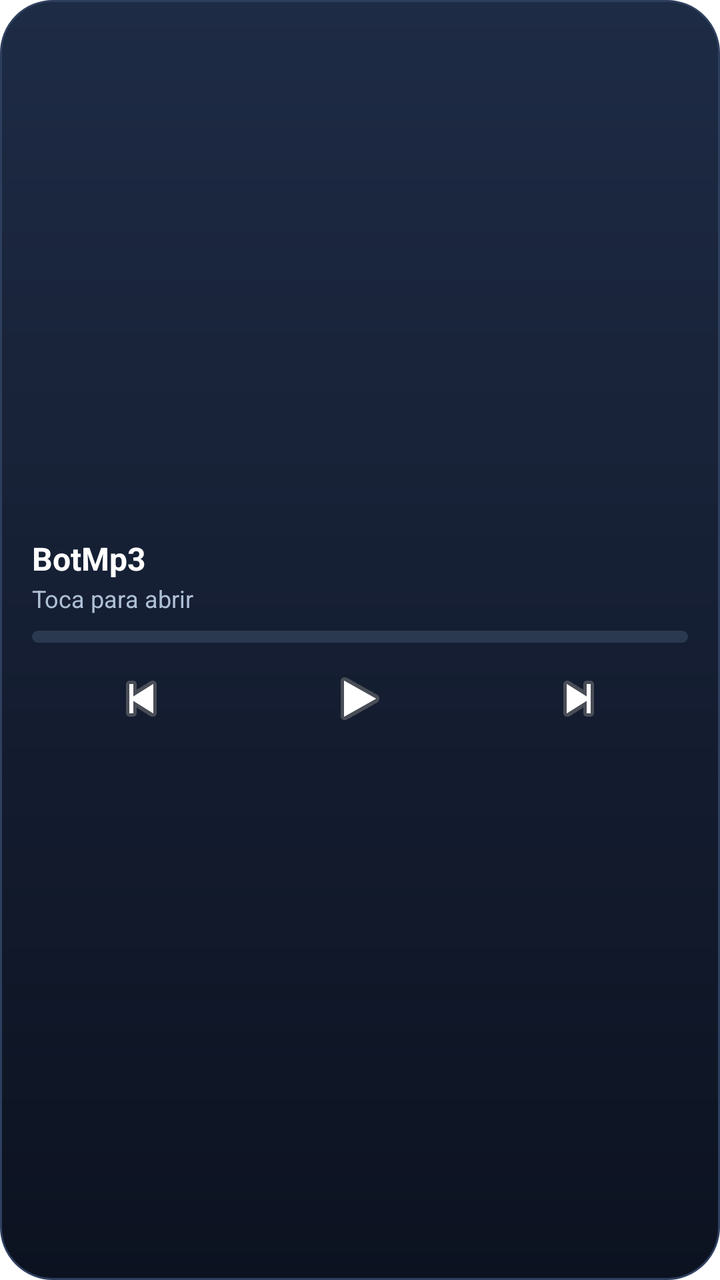
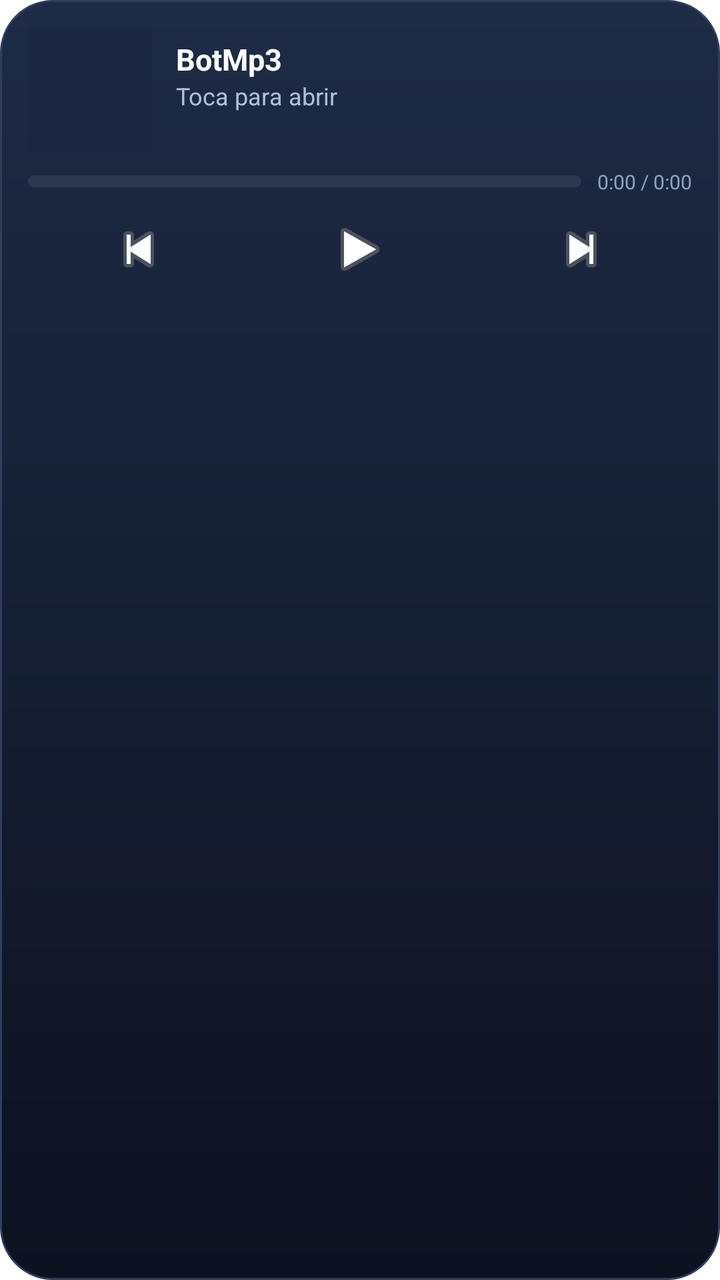

Compare the two renders of this Android layout. The source of the first and the diff that turns it into the second are given below.
<!-- AndroidManifest.xml: fallback theme Theme.MaterialComponents.DayNight.NoActionBar -->
<!-- res/layout/widget_botmp3.xml -->
<?xml version="1.0" encoding="utf-8"?>
<LinearLayout xmlns:android="http://schemas.android.com/apk/res/android"
    android:id="@+id/widget_raiz"
    android:layout_width="match_parent"
    android:layout_height="match_parent"
    android:background="@drawable/widget_fondo"
    android:gravity="center_vertical"
    android:orientation="vertical"
    android:padding="16dp">

    <TextView
        android:id="@+id/widget_titulo"
        android:layout_width="match_parent"
        android:layout_height="wrap_content"
        android:ellipsize="end"
        android:maxLines="1"
        android:text="BotMp3"
        android:textColor="#FFFFFF"
        android:textSize="16sp"
        android:textStyle="bold" />

    <TextView
        android:id="@+id/widget_artista"
        android:layout_width="match_parent"
        android:layout_height="wrap_content"
        android:layout_marginTop="1dp"
        android:ellipsize="end"
        android:maxLines="1"
        android:text="Toca para abrir"
        android:textColor="#AFC0D6"
        android:textSize="12sp" />

    <ProgressBar
        android:id="@+id/widget_progreso"
        style="@android:style/Widget.ProgressBar.Horizontal"
        android:layout_width="match_parent"
        android:layout_height="6dp"
        android:layout_marginTop="8dp"
        android:max="100"
        android:progress="0"
        android:progressTint="#34D399"
        android:progressBackgroundTint="#2A3850" />

    <LinearLayout
        android:layout_width="match_parent"
        android:layout_height="wrap_content"
        android:layout_marginTop="6dp"
        android:gravity="center_vertical"
        android:orientation="horizontal">

        <ImageButton
            android:id="@+id/widget_prev"
            android:layout_width="0dp"
            android:layout_height="44dp"
            android:layout_weight="1"
            android:background="#00000000"
            android:contentDescription="Anterior"
            android:scaleType="centerInside"
            android:src="@android:drawable/ic_media_previous" />

        <ImageButton
            android:id="@+id/widget_play"
            android:layout_width="0dp"
            android:layout_height="44dp"
            android:layout_weight="1"
            android:background="#00000000"
            android:contentDescription="Reproducir o pausar"
            android:scaleType="centerInside"
            android:src="@android:drawable/ic_media_play" />

        <ImageButton
            android:id="@+id/widget_next"
            android:layout_width="0dp"
            android:layout_height="44dp"
            android:layout_weight="1"
            android:background="#00000000"
            android:contentDescription="Siguiente"
            android:scaleType="centerInside"
            android:src="@android:drawable/ic_media_next" />
    </LinearLayout>
</LinearLayout>
<!-- resources referenced by this layout -->
<resources>
  <!-- drawable widget_fondo (drawable) -->
  <?xml version="1.0" encoding="utf-8"?>
  <shape xmlns:android="http://schemas.android.com/apk/res/android"
      android:shape="rectangle">
      <gradient
          android:angle="270"
          android:endColor="#0C1220"
          android:startColor="#1E2B45" />
      <corners android:radius="26dp" />
      <stroke
          android:width="1dp"
          android:color="#2E3F5E" />
  </shape>
</resources>

<!-- the commit's change to res/layout/widget_botmp3.xml (unified diff, before → after) -->
@@ -4,42 +4,90 @@
     android:layout_width="match_parent"
     android:layout_height="match_parent"
     android:background="@drawable/widget_fondo"
-    android:gravity="center_vertical"
     android:orientation="vertical"
-    android:padding="16dp">
+    android:padding="14dp">
 
-    <TextView
-        android:id="@+id/widget_titulo"
+    <LinearLayout
         android:layout_width="match_parent"
         android:layout_height="wrap_content"
-        android:ellipsize="end"
-        android:maxLines="1"
-        android:text="BotMp3"
-        android:textColor="#FFFFFF"
-        android:textSize="16sp"
-        android:textStyle="bold" />
+        android:gravity="center_vertical"
+        android:orientation="horizontal">
 
-    <TextView
-        android:id="@+id/widget_artista"
+        <ImageView
+            android:id="@+id/widget_portada"
+            android:layout_width="62dp"
+            android:layout_height="62dp"
+            android:background="#1B2740"
+            android:contentDescription="Carátula"
+            android:scaleType="centerCrop" />
+
+        <LinearLayout
+            android:layout_width="0dp"
+            android:layout_height="wrap_content"
+            android:layout_marginStart="12dp"
+            android:layout_weight="1"
+            android:orientation="vertical">
+
+            <TextView
+                android:id="@+id/widget_titulo"
+                android:layout_width="match_parent"
+                android:layout_height="wrap_content"
+                android:ellipsize="end"
+                android:maxLines="1"
+                android:text="BotMp3"
+                android:textColor="#FFFFFF"
+                android:textSize="15sp"
+                android:textStyle="bold" />
+
+            <TextView
+                android:id="@+id/widget_artista"
+                android:layout_width="match_parent"
+                android:layout_height="wrap_content"
+                android:ellipsize="end"
+                android:maxLines="1"
+                android:text="Toca para abrir"
+                android:textColor="#AFC0D6"
+                android:textSize="12sp" />
+
+            <TextView
+                android:id="@+id/widget_album"
+                android:layout_width="match_parent"
+                android:layout_height="wrap_content"
+                android:ellipsize="end"
+                android:maxLines="1"
+                android:text=""
+                android:textColor="#7D92AD"
+                android:textSize="11sp" />
+        </LinearLayout>
+    </LinearLayout>
+
+    <LinearLayout
         android:layout_width="match_parent"
         android:layout_height="wrap_content"
-        android:layout_marginTop="1dp"
-        android:ellipsize="end"
-        android:maxLines="1"
-        android:text="Toca para abrir"
-        android:textColor="#AFC0D6"
-        android:textSize="12sp" />
+        android:layout_marginTop="8dp"
+        android:gravity="center_vertical"
+        android:orientation="horizontal">
 
-    <ProgressBar
-        android:id="@+id/widget_progreso"
-        style="@android:style/Widget.ProgressBar.Horizontal"
-        android:layout_width="match_parent"
-        android:layout_height="6dp"
-        android:layout_marginTop="8dp"
-        android:max="100"
-        android:progress="0"
-        android:progressTint="#34D399"
-        android:progressBackgroundTint="#2A3850" />
+        <ProgressBar
+            android:id="@+id/widget_progreso"
+            style="@android:style/Widget.ProgressBar.Horizontal"
+            android:layout_width="0dp"
+            android:layout_height="6dp"
+            android:layout_weight="1"
+            android:max="100"
+            android:progress="0"
+            android:progressBackgroundTint="#2A3850"
+            android:progressTint="#34D399" />
+
+        <TextView
+            android:id="@+id/widget_tiempo"
+            android:layout_width="wrap_content"
+            android:layout_height="wrap_content"
+            android:layout_marginStart="8dp"
+            android:text="0:00 / 0:00"
+            android:textColor="#8FA3BF"
+            android:textSize="10sp" />
+    </LinearLayout>
 
     <LinearLayout
         android:layout_width="match_parent"
@@ -51,7 +99,7 @@
         <ImageButton
             android:id="@+id/widget_prev"
             android:layout_width="0dp"
-            android:layout_height="44dp"
+            android:layout_height="42dp"
             android:layout_weight="1"
             android:background="#00000000"
             android:contentDescription="Anterior"
@@ -61,7 +109,7 @@
         <ImageButton
             android:id="@+id/widget_play"
             android:layout_width="0dp"
-            android:layout_height="44dp"
+            android:layout_height="42dp"
             android:layout_weight="1"
             android:background="#00000000"
             android:contentDescription="Reproducir o pausar"
@@ -71,7 +119,7 @@
         <ImageButton
             android:id="@+id/widget_next"
             android:layout_width="0dp"
-            android:layout_height="44dp"
+            android:layout_height="42dp"
             android:layout_weight="1"
             android:background="#00000000"
             android:contentDescription="Siguiente"
